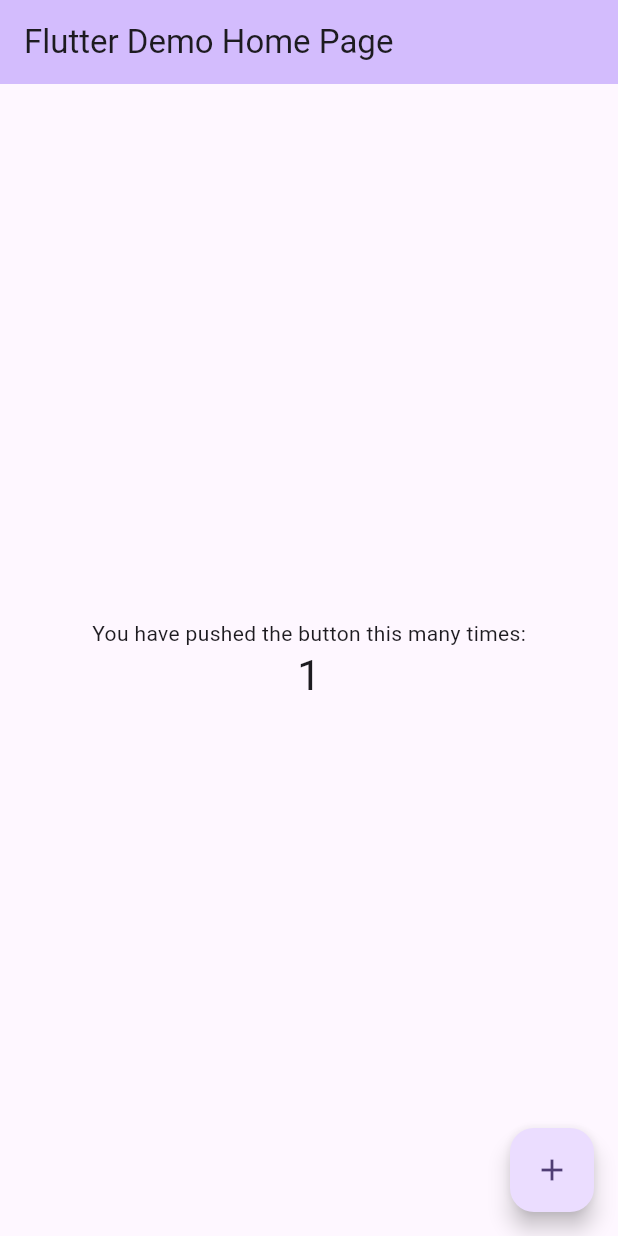
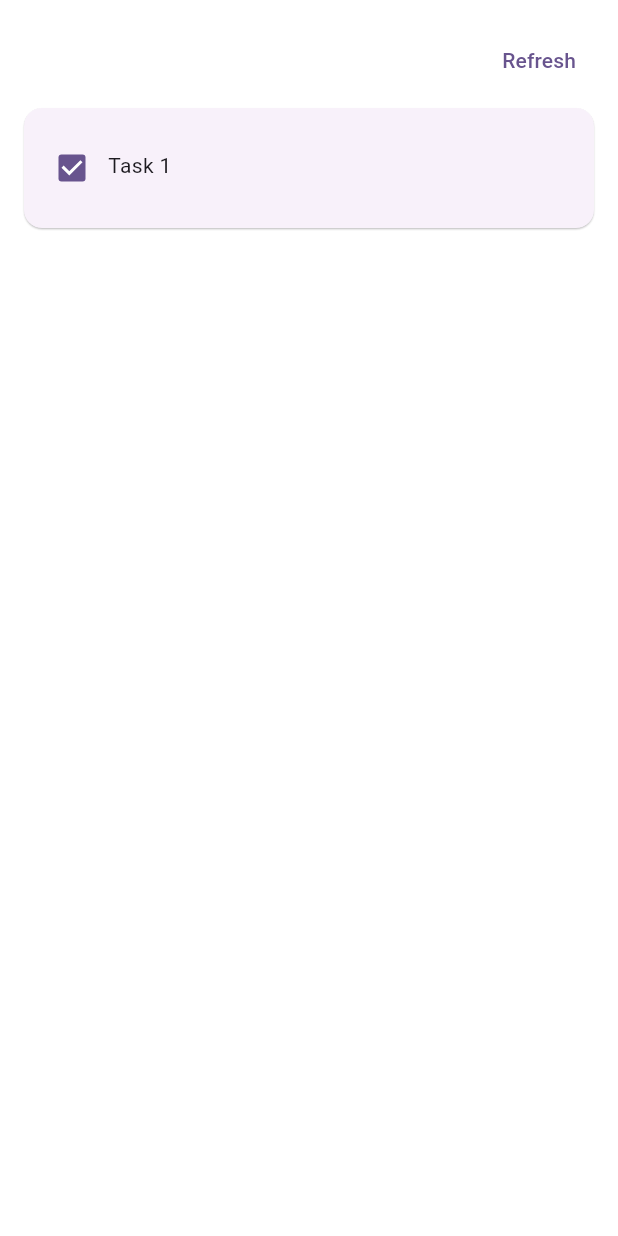
Before and after one commit to rayleigh420/Flutter_Todo_App, a Flutter app: the screen it shows after launch, after a tap on the "add" icon, on a phone screen of 412 x 824 dp. Run offline on Flutter 3.47's test engine with Material 3 defaults, Android fonts, the phone set to English and light mode, and no system bars.

Commit message:
Set up layout and create list task page

```diff
--- a/lib/main.dart
+++ b/lib/main.dart
@@ -1,4 +1,5 @@
 import 'package:flutter/material.dart';
+import 'package:todo_app/views/all_tasks_page.dart';
 
 void main() {
   runApp(const MyApp());
@@ -30,8 +31,12 @@ class MyApp extends StatelessWidget {
         // tested with just a hot reload.
         colorScheme: ColorScheme.fromSeed(seedColor: Colors.deepPurple),
         useMaterial3: true,
+        primarySwatch: Colors.deepOrange,
       ),
-      home: const MyHomePage(title: 'Flutter Demo Home Page'),
+      home: const MyHomePage(title: "Todo List"),
+      // home: const MyHomePage(title: 'Flutter Todo App'),
+      debugShowCheckedModeBanner: false,
+      routes: {'/all': (context) => const AllTasksPage()},
     );
   }
 }
@@ -55,9 +60,10 @@ class MyHomePage extends StatefulWidget {
 }
 
 class _MyHomePageState extends State<MyHomePage> {
-  int _counter = 0;
+  int _counter = 10;
 
-  void _incrementCounter() {
+  void _incrementCounter(context) {
+    Navigator.pushNamed(context, '/all');
     setState(() {
       // This call to setState tells the Flutter framework that something has
       // changed in this State, which causes it to rerun the build method below
@@ -76,7 +82,8 @@ class _MyHomePageState extends State<MyHomePage> {
     // The Flutter framework has been optimized to make rerunning build methods
     // fast, so that you can just rebuild anything that needs updating rather
     // than having to individually change instances of widgets.
-    return Scaffold(
+    return SafeArea(
+        child: Scaffold(
       appBar: AppBar(
         // TRY THIS: Try changing the color here to a specific color (to
         // Colors.amber, perhaps?) and trigger a hot reload to see the AppBar
@@ -116,10 +123,12 @@ class _MyHomePageState extends State<MyHomePage> {
         ),
       ),
       floatingActionButton: FloatingActionButton(
-        onPressed: _incrementCounter,
+        onPressed: () {
+          Navigator.pushNamed(context, '/all');
+        },
         tooltip: 'Increment',
         child: const Icon(Icons.add),
       ), // This trailing comma makes auto-formatting nicer for build methods.
-    );
+    ));
   }
 }
--- /dev/null
+++ b/lib/models/task.dart
@@ -0,0 +1,35 @@
+class Task {
+  int? id;
+  String name;
+  bool status;
+
+  Task({
+    this.id,
+    required this.name,
+    required this.status,
+  });
+
+  // Clone the current object with new properties
+  Task clone({
+    int? id,
+    String? name,
+    bool? status,
+  }) =>
+      Task(
+        id: id ?? this.id,
+        name: name ?? this.name,
+        status: status ?? this.status,
+      );
+
+  Map<String, Object?> toJson() => {
+        'ID': id,
+        'NAME': name,
+        'STATUS': status,
+      };
+
+  static Task fromJson(Map<String, Object?> json) => Task(
+        id: json['ID'] as int,
+        name: json['NAME'] as String,
+        status: json['STATUS'] as bool,
+      );
+}
--- /dev/null
+++ b/lib/views/all_tasks_page.dart
@@ -0,0 +1,86 @@
+import 'package:flutter/material.dart';
+import 'package:todo_app/models/task.dart';
+import 'package:todo_app/widgets/task_card.dart';
+
+class AllTasksPage extends StatefulWidget {
+  const AllTasksPage({Key? key}) : super(key: key);
+
+  @override
+  State<AllTasksPage> createState() => _AllTasksPageState();
+}
+
+class _AllTasksPageState extends State<AllTasksPage> {
+  // var tasks = ["task 1", "task 2", "task 3"];
+  late List<Task> tasks = [];
+  bool isLoading = false;
+
+  @override
+  void initState() {
+    tasks.add(Task(id: 1, name: "Task 1", status: true));
+    // super.initState();
+    // tasks.add("Task 1");
+    // tasks.add("Task 1");
+    // tasks.add("Task 1");
+    // tasks.add("Task 1");
+  }
+
+  @override
+  Widget build(BuildContext context) {
+    return isLoading
+        ? const Center(
+            child: CircularProgressIndicator(
+              color: Colors.deepOrange,
+            ),
+          )
+        : SingleChildScrollView(
+            padding: const EdgeInsets.all(16),
+            child: tasks.isNotEmpty
+                ? Column(
+                    children: [
+                      Align(
+                        alignment: Alignment.centerRight,
+                        child: TextButton(
+                          onPressed: () {
+                            setState(() {
+                              // _fetchAllTasks();
+                            });
+                          },
+                          child: const Text('Refresh'),
+                        ),
+                      ),
+                      ...tasks
+                          .map((task) => TaskCard(
+                                task: task,
+                                updateTask: _updateTask,
+                              ))
+                          .toList()
+                    ],
+                  )
+                : Column(
+                    children: [
+                      Align(
+                        alignment: Alignment.centerRight,
+                        child: TextButton(
+                          onPressed: () {
+                            setState(() {
+                              // _fetchAllTasks();
+                            });
+                          },
+                          child: const Text('Refresh'),
+                        ),
+                      ),
+                      const Text('You have no unfinished todo')
+                    ],
+                  ),
+          );
+  }
+
+  void _updateTask(int? id) {
+    setState(() {
+      final index = tasks.indexWhere((task) => task.id == id);
+      if (index != -1) {
+        tasks[index].status = !tasks[index].status;
+      }
+    });
+  }
+}
--- /dev/null
+++ b/lib/widgets/task_card.dart
@@ -0,0 +1,50 @@
+import 'package:flutter/material.dart';
+import 'package:todo_app/models/task.dart';
+
+class TaskCard extends StatelessWidget {
+  const TaskCard({
+    Key? key,
+    required this.task,
+    required this.updateTask,
+  }) : super(key: key);
+
+  final Task task;
+  final Function(int?) updateTask;
+
+  @override
+  Widget build(BuildContext context) {
+    return Card(
+      elevation: 0.5,
+      margin: const EdgeInsets.symmetric(vertical: 8),
+      child: Padding(
+        padding: const EdgeInsets.symmetric(vertical: 16, horizontal: 8.0),
+        child: InkWell(
+          onTap: () {
+            // Navigator.pushNamed(context, Routes.detail, arguments: task);
+          },
+          child: Row(
+            children: [
+              Checkbox(
+                value: task.status,
+                onChanged: (bool? id) => updateTask(task.id),
+              ),
+              Column(
+                crossAxisAlignment: CrossAxisAlignment.start,
+                children: [
+                  Text(
+                    task.name,
+                    overflow: TextOverflow.ellipsis,
+                  ),
+                  const SizedBox(height: 4),
+                  // task.dueTime != null
+                  //     ? Text(DateFormat.yMMMd().format(task.dueTime!))
+                  //     : const SizedBox.shrink(),
+                ],
+              ),
+            ],
+          ),
+        ),
+      ),
+    );
+  }
+}
```
Also changed, not shown: lib/views/add_task_view.dart (added, +197 -0 lines).
